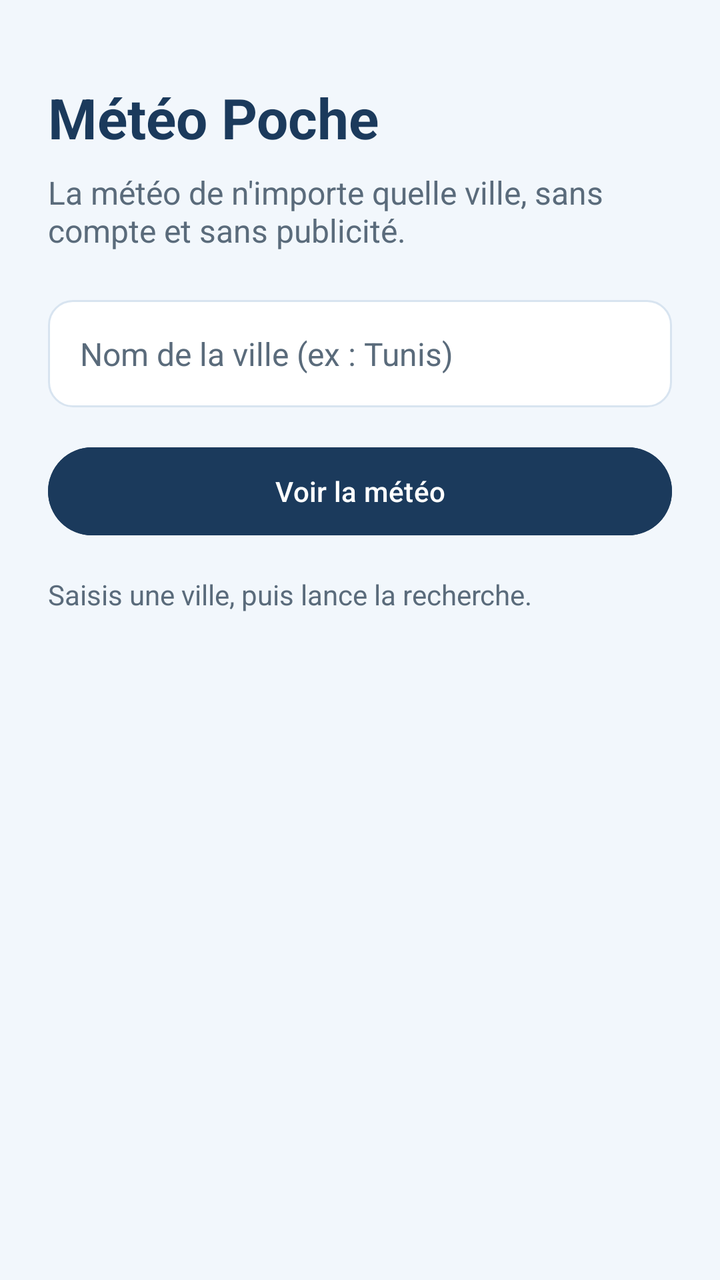
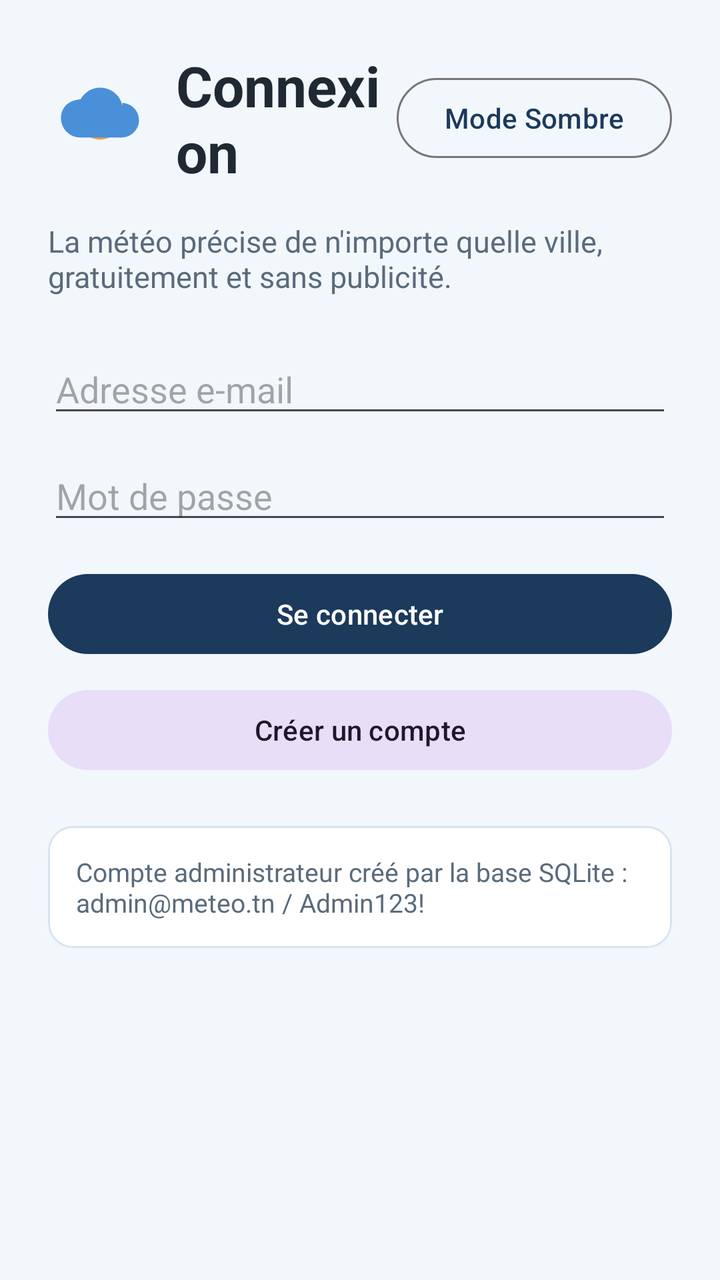

Before-and-after screenshots of an Android layout around one commit, followed by the original layout XML and the change that was made.
<!-- AndroidManifest.xml: application theme Theme.MonMeteo -->
<!-- res/layout/activity_main.xml -->
<?xml version="1.0" encoding="utf-8"?>
<ScrollView xmlns:android="http://schemas.android.com/apk/res/android"
    android:layout_width="match_parent"
    android:layout_height="match_parent"
    android:background="@color/fond"
    android:fillViewport="true">

    <LinearLayout
        android:layout_width="match_parent"
        android:layout_height="wrap_content"
        android:orientation="vertical"
        android:padding="@dimen/spacing_large">

        <TextView
            android:id="@+id/txtTitre"
            android:layout_width="wrap_content"
            android:layout_height="wrap_content"
            android:layout_marginTop="@dimen/spacing_medium"
            android:text="@string/titre_app"
            android:textColor="@color/bleu_nuit"
            android:textSize="@dimen/text_size_header"
            android:textStyle="bold" />

        <TextView
            android:id="@+id/txtSousTitre"
            android:layout_width="match_parent"
            android:layout_height="wrap_content"
            android:layout_marginTop="@dimen/spacing_small"
            android:layout_marginBottom="@dimen/spacing_large"
            android:text="@string/sous_titre"
            android:textColor="@color/texte_doux"
            android:textSize="@dimen/text_size_medium" />

        <EditText
            android:id="@+id/edtVille"
            android:layout_width="match_parent"
            android:layout_height="wrap_content"
            android:background="@drawable/fond_carte"
            android:hint="@string/hint_ville"
            android:importantForAutofill="no"
            android:inputType="textCapWords"
            android:padding="@dimen/spacing_medium"
            android:textColor="@color/texte"
            android:textColorHint="@color/texte_doux"
            android:textSize="@dimen/text_size_medium" />

        <Button
            android:id="@+id/btnMeteo"
            android:layout_width="match_parent"
            android:layout_height="@dimen/button_height"
            android:layout_marginTop="@dimen/spacing_medium"
            android:backgroundTint="@color/bleu_nuit"
            android:text="@string/btn_meteo"
            android:textColor="@color/blanc" />

        <TextView
            android:id="@+id/txtStatut"
            android:layout_width="match_parent"
            android:layout_height="wrap_content"
            android:layout_marginTop="@dimen/spacing_medium"
            android:text="@string/statut_initial"
            android:textColor="@color/texte_doux"
            android:textSize="@dimen/text_size_small" />

        <LinearLayout
            android:id="@+id/carteMeteo"
            android:layout_width="match_parent"
            android:layout_height="wrap_content"
            android:layout_marginTop="@dimen/spacing_medium"
            android:background="@drawable/fond_carte"
            android:orientation="vertical"
            android:padding="@dimen/spacing_medium"
            android:visibility="gone">

            <TextView
                android:id="@+id/txtVille"
                android:layout_width="match_parent"
                android:layout_height="wrap_content"
                android:textColor="@color/bleu_nuit"
                android:textSize="@dimen/text_size_title"
                android:textStyle="bold" />

            <TextView
                android:id="@+id/txtTemperature"
                android:layout_width="match_parent"
                android:layout_height="wrap_content"
                android:layout_marginTop="@dimen/spacing_small"
                android:textColor="@color/soleil"
                android:textSize="44sp"
                android:textStyle="bold" />

            <TextView
                android:id="@+id/txtCondition"
                android:layout_width="match_parent"
                android:layout_height="wrap_content"
                android:textColor="@color/texte"
                android:textSize="@dimen/text_size_medium" />

            <TextView
                android:id="@+id/txtRessenti"
                android:layout_width="match_parent"
                android:layout_height="wrap_content"
                android:layout_marginTop="@dimen/spacing_small"
                android:textColor="@color/texte"
                android:textSize="@dimen/text_size_medium" />

            <TextView
                android:id="@+id/txtVent"
                android:layout_width="match_parent"
                android:layout_height="wrap_content"
                android:layout_marginTop="@dimen/spacing_small"
                android:textColor="@color/texte"
                android:textSize="@dimen/text_size_medium" />

            <TextView
                android:id="@+id/txtHumidite"
                android:layout_width="match_parent"
                android:layout_height="wrap_content"
                android:layout_marginTop="@dimen/spacing_small"
                android:textColor="@color/texte"
                android:textSize="@dimen/text_size_medium" />

            <TextView
                android:id="@+id/txtJournee"
                android:layout_width="match_parent"
                android:layout_height="wrap_content"
                android:layout_marginTop="@dimen/spacing_small"
                android:textColor="@color/texte_doux"
                android:textSize="@dimen/text_size_medium" />
        </LinearLayout>
    </LinearLayout>
</ScrollView>
<!-- resources referenced by this layout -->
<resources>
  <color name="blanc">#FFFFFF</color>
  <color name="bleu_nuit">#1B3A5C</color>
  <color name="fond">#F2F7FC</color>
  <color name="soleil">#E9A23B</color>
  <color name="texte">#1F2933</color>
  <color name="texte_doux">#5A6B7B</color>
  <dimen name="button_height">52dp</dimen>
  <dimen name="spacing_large">24dp</dimen>
  <dimen name="spacing_medium">16dp</dimen>
  <dimen name="spacing_small">8dp</dimen>
  <dimen name="text_size_header">28sp</dimen>
  <dimen name="text_size_medium">16sp</dimen>
  <dimen name="text_size_small">14sp</dimen>
  <dimen name="text_size_title">22sp</dimen>
  <!-- drawable fond_carte (drawable) -->
  <?xml version="1.0" encoding="utf-8"?>
  <shape xmlns:android="http://schemas.android.com/apk/res/android"
      android:shape="rectangle">
      <solid android:color="@color/carte" />
      <corners android:radius="@dimen/card_corner_radius" />
      <stroke
          android:width="1dp"
          android:color="@color/diviseur" />
  </shape>
  <string name="btn_meteo">Voir la météo</string>
  <string name="hint_ville">Nom de la ville (ex : Tunis)</string>
  <string name="sous_titre">La météo de n\'importe quelle ville, sans compte et sans publicité.</string>
  <string name="statut_initial">Saisis une ville, puis lance la recherche.</string>
  <string name="titre_app">Météo Poche</string>
  <style name="Theme.MonMeteo" parent="Base.Theme.MonMeteo" />
  <color name="carte">#FFFFFF</color>
  <dimen name="card_corner_radius">12dp</dimen>
  <color name="diviseur">#D8E4F0</color>
  <style name="Base.Theme.MonMeteo" parent="Theme.Material3.DayNight.NoActionBar">
          <item name="colorPrimary">@color/bleu_nuit</item>
          <item name="colorOnPrimary">@color/blanc</item>
          <item name="android:statusBarColor">@color/bleu_nuit</item>
      </style>
</resources>

<!-- the commit's change to res/layout/activity_main.xml (unified diff, before → after) -->
@@ -2,131 +2,96 @@
 <ScrollView xmlns:android="http://schemas.android.com/apk/res/android"
     android:layout_width="match_parent"
     android:layout_height="match_parent"
-    android:background="@color/fond"
+    android:background="@color/app_background"
     android:fillViewport="true">
 
     <LinearLayout
         android:layout_width="match_parent"
         android:layout_height="wrap_content"
         android:orientation="vertical"
-        android:padding="@dimen/spacing_large">
+        android:padding="24dp">
+
+        <LinearLayout
+            android:layout_width="match_parent"
+            android:layout_height="wrap_content"
+            android:layout_marginBottom="16dp"
+            android:gravity="center_vertical"
+            android:orientation="horizontal">
+
+            <ImageView
+                android:layout_width="52dp"
+                android:layout_height="52dp"
+                android:contentDescription="@string/app_name"
+                android:src="@drawable/soleil_pluie" />
+
+            <TextView
+                android:layout_width="0dp"
+                android:layout_height="wrap_content"
+                android:layout_marginStart="12dp"
+                android:layout_weight="1"
+                android:text="@string/titre_connexion"
+                android:textColor="@color/text_primary"
+                android:textSize="28sp"
+                android:textStyle="bold" />
+
+            <Button
+                android:id="@+id/btnToggleTheme"
+                style="@style/Widget.Material3.Button.OutlinedButton"
+                android:layout_width="wrap_content"
+                android:layout_height="wrap_content"
+                android:text="@string/btn_mode_sombre" />
+        </LinearLayout>
 
         <TextView
-            android:id="@+id/txtTitre"
-            android:layout_width="wrap_content"
+            android:layout_width="match_parent"
             android:layout_height="wrap_content"
-            android:layout_marginTop="@dimen/spacing_medium"
-            android:text="@string/titre_app"
-            android:textColor="@color/bleu_nuit"
-            android:textSize="@dimen/text_size_header"
-            android:textStyle="bold" />
+            android:layout_marginBottom="24dp"
+            android:text="@string/sous_titre"
+            android:textColor="@color/text_secondary"
+            android:textSize="15sp" />
+
+        <EditText
+            android:id="@+id/etEmail"
+            android:layout_width="match_parent"
+            android:layout_height="wrap_content"
+            android:layout_marginBottom="12dp"
+            android:hint="@string/hint_email"
+            android:importantForAutofill="no"
+            android:inputType="textEmailAddress"
+            android:textColor="@color/text_primary" />
+
+        <EditText
+            android:id="@+id/etPassword"
+            android:layout_width="match_parent"
+            android:layout_height="wrap_content"
+            android:layout_marginBottom="16dp"
+            android:hint="@string/hint_mot_de_passe"
+            android:importantForAutofill="no"
+            android:inputType="textPassword"
+            android:textColor="@color/text_primary" />
+
+        <Button
+            android:id="@+id/btnLogin"
+            android:layout_width="match_parent"
+            android:layout_height="wrap_content"
+            android:text="@string/btn_connexion" />
+
+        <Button
+            android:id="@+id/btnGoRegister"
+            style="@style/Widget.Material3.Button.TonalButton"
+            android:layout_width="match_parent"
+            android:layout_height="wrap_content"
+            android:layout_marginTop="10dp"
+            android:text="@string/btn_creer_compte" />
 
         <TextView
-            android:id="@+id/txtSousTitre"
             android:layout_width="match_parent"
             android:layout_height="wrap_content"
-            android:layout_marginTop="@dimen/spacing_small"
-            android:layout_marginBottom="@dimen/spacing_large"
-            android:text="@string/sous_titre"
-            android:textColor="@color/texte_doux"
-            android:textSize="@dimen/text_size_medium" />
-
-        <EditText
-            android:id="@+id/edtVille"
-            android:layout_width="match_parent"
-            android:layout_height="wrap_content"
+            android:layout_marginTop="24dp"
             android:background="@drawable/fond_carte"
-            android:hint="@string/hint_ville"
-            android:importantForAutofill="no"
-            android:inputType="textCapWords"
-            android:padding="@dimen/spacing_medium"
-            android:textColor="@color/texte"
-            android:textColorHint="@color/texte_doux"
-            android:textSize="@dimen/text_size_medium" />
-
-        <Button
-            android:id="@+id/btnMeteo"
-            android:layout_width="match_parent"
-            android:layout_height="@dimen/button_height"
-            android:layout_marginTop="@dimen/spacing_medium"
-            android:backgroundTint="@color/bleu_nuit"
-            android:text="@string/btn_meteo"
-            android:textColor="@color/blanc" />
-
-        <TextView
-            android:id="@+id/txtStatut"
-            android:layout_width="match_parent"
-            android:layout_height="wrap_content"
-            android:layout_marginTop="@dimen/spacing_medium"
-            android:text="@string/statut_initial"
-            android:textColor="@color/texte_doux"
-            android:textSize="@dimen/text_size_small" />
-
-        <LinearLayout
-            android:id="@+id/carteMeteo"
-            android:layout_width="match_parent"
-            android:layout_height="wrap_content"
-            android:layout_marginTop="@dimen/spacing_medium"
-            android:background="@drawable/fond_carte"
-            android:orientation="vertical"
-            android:padding="@dimen/spacing_medium"
-            android:visibility="gone">
-
-            <TextView
-                android:id="@+id/txtVille"
-                android:layout_width="match_parent"
-                android:layout_height="wrap_content"
-                android:textColor="@color/bleu_nuit"
-                android:textSize="@dimen/text_size_title"
-                android:textStyle="bold" />
-
-            <TextView
-                android:id="@+id/txtTemperature"
-                android:layout_width="match_parent"
-                android:layout_height="wrap_content"
-                android:layout_marginTop="@dimen/spacing_small"
-                android:textColor="@color/soleil"
-                android:textSize="44sp"
-                android:textStyle="bold" />
-
-            <TextView
-                android:id="@+id/txtCondition"
-                android:layout_width="match_parent"
-                android:layout_height="wrap_content"
-                android:textColor="@color/texte"
-                android:textSize="@dimen/text_size_medium" />
-
-            <TextView
-                android:id="@+id/txtRessenti"
-                android:layout_width="match_parent"
-                android:layout_height="wrap_content"
-                android:layout_marginTop="@dimen/spacing_small"
-                android:textColor="@color/texte"
-                android:textSize="@dimen/text_size_medium" />
-
-            <TextView
-                android:id="@+id/txtVent"
-                android:layout_width="match_parent"
-                android:layout_height="wrap_content"
-                android:layout_marginTop="@dimen/spacing_small"
-                android:textColor="@color/texte"
-                android:textSize="@dimen/text_size_medium" />
-
-            <TextView
-                android:id="@+id/txtHumidite"
-                android:layout_width="match_parent"
-                android:layout_height="wrap_content"
-                android:layout_marginTop="@dimen/spacing_small"
-                android:textColor="@color/texte"
-                android:textSize="@dimen/text_size_medium" />
-
-            <TextView
-                android:id="@+id/txtJournee"
-                android:layout_width="match_parent"
-                android:layout_height="wrap_content"
-                android:layout_marginTop="@dimen/spacing_small"
-                android:textColor="@color/texte_doux"
-                android:textSize="@dimen/text_size_medium" />
-        </LinearLayout>
+            android:padding="14dp"
+            android:text="@string/compte_admin"
+            android:textColor="@color/text_secondary"
+            android:textSize="13sp" />
     </LinearLayout>
 </ScrollView>
<!-- resource entries referenced after the edit -->
@@ -1,19 +1,13 @@
 <!-- resources referenced by this layout -->
 <resources>
+  <color name="app_background">@color/fond</color>
+  <color name="text_primary">@color/texte</color>
+  <color name="text_secondary">@color/texte_doux</color>
   <color name="blanc">#FFFFFF</color>
   <color name="bleu_nuit">#1B3A5C</color>
   <color name="fond">#F2F7FC</color>
-  <color name="soleil">#E9A23B</color>
   <color name="texte">#1F2933</color>
   <color name="texte_doux">#5A6B7B</color>
-  <dimen name="button_height">52dp</dimen>
-  <dimen name="spacing_large">24dp</dimen>
-  <dimen name="spacing_medium">16dp</dimen>
-  <dimen name="spacing_small">8dp</dimen>
-  <dimen name="text_size_header">28sp</dimen>
-  <dimen name="text_size_medium">16sp</dimen>
-  <dimen name="text_size_small">14sp</dimen>
-  <dimen name="text_size_title">22sp</dimen>
   <!-- drawable fond_carte (drawable) -->
   <?xml version="1.0" encoding="utf-8"?>
   <shape xmlns:android="http://schemas.android.com/apk/res/android"
@@ -24,11 +18,29 @@
           android:width="1dp"
           android:color="@color/diviseur" />
   </shape>
-  <string name="btn_meteo">Voir la météo</string>
-  <string name="hint_ville">Nom de la ville (ex : Tunis)</string>
-  <string name="sous_titre">La météo de n\'importe quelle ville, sans compte et sans publicité.</string>
-  <string name="statut_initial">Saisis une ville, puis lance la recherche.</string>
-  <string name="titre_app">Météo Poche</string>
+  <!-- drawable soleil_pluie (drawable) -->
+  <?xml version="1.0" encoding="utf-8"?>
+  <vector xmlns:android="http://schemas.android.com/apk/res/android"
+      android:width="48dp"
+      android:height="48dp"
+      android:viewportWidth="24"
+      android:viewportHeight="24">
+      <path
+          android:fillColor="#E9A23B"
+          android:pathData="M12,7a5,5 0 1,0 0,10a5,5 0 1,0 0,-10z" />
+      <path
+          android:fillColor="#4A90D9"
+          android:pathData="M17.2,9.2c-0.5,-2.4 -2.6,-4.2 -5.2,-4.2 -1.9,0 -3.6,1.1 -4.5,2.7C4.6,7.9 3,9.7 3,12c0,2.5 2,4.5 4.5,4.5H17c2.2,0 4,-1.8 4,-4 0,-2.1 -1.6,-3.8 -3.8,-4z" />
+  </vector>
+  <string name="app_name">Météo Poche</string>
+  <string name="btn_connexion">Se connecter</string>
+  <string name="btn_creer_compte">Créer un compte</string>
+  <string name="btn_mode_sombre">Mode Sombre</string>
+  <string name="compte_admin">Compte administrateur créé par la base SQLite : admin@meteo.tn / Admin123!</string>
+  <string name="hint_email">Adresse e-mail</string>
+  <string name="hint_mot_de_passe">Mot de passe</string>
+  <string name="sous_titre">La météo précise de n\'importe quelle ville, gratuitement et sans publicité.</string>
+  <string name="titre_connexion">Connexion</string>
   <style name="Theme.MonMeteo" parent="Base.Theme.MonMeteo" />
   <color name="carte">#FFFFFF</color>
   <dimen name="card_corner_radius">12dp</dimen>
